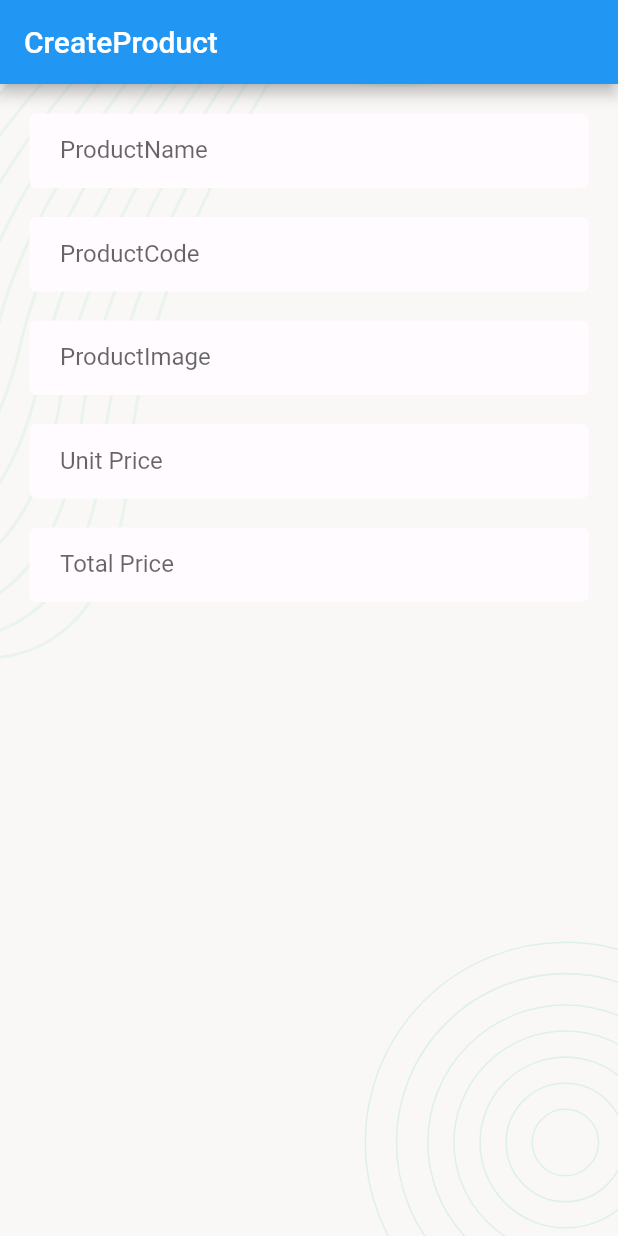
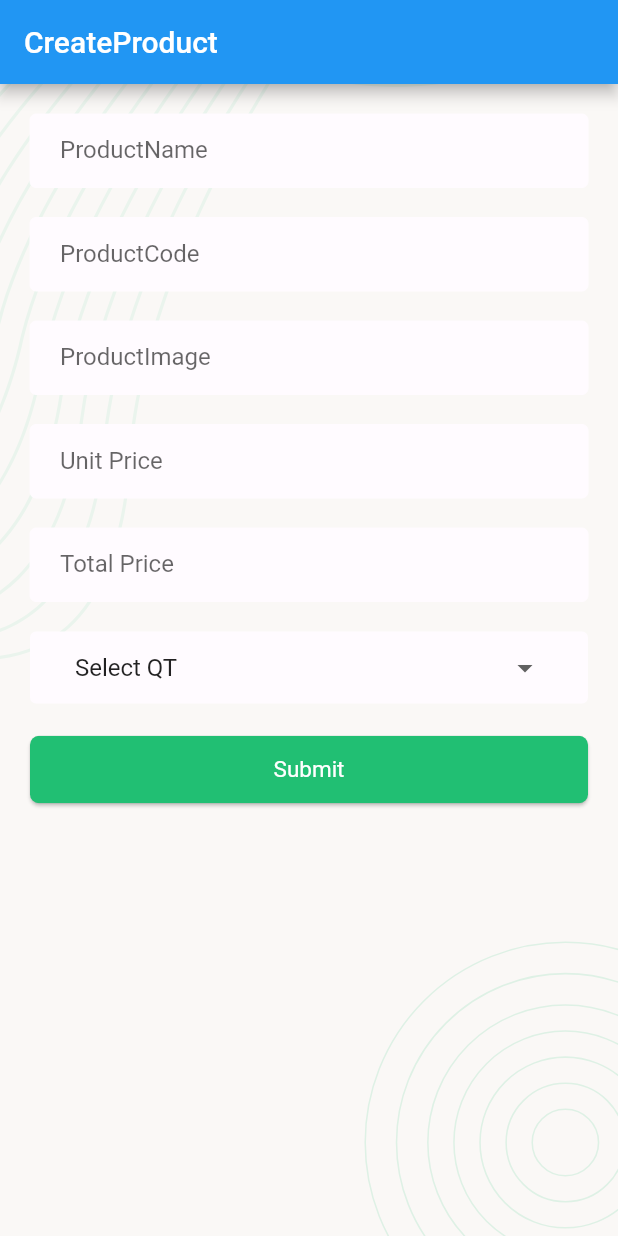
Before and after one commit to Zahed75/crud_app, a Flutter app: the screen it shows after launch, on a phone screen of 412 x 824 dp. Run offline on Flutter 3.47's test engine with Material 2 defaults, Android fonts, the phone set to English and light mode, and no system bars; our stand-ins replace flutter_svg.

Commit message:
modified:   lib/Screen/ProductCreateScreen.dart 	modified:   lib/Style/style.dart

```diff
--- a/lib/Screen/ProductCreateScreen.dart
+++ b/lib/Screen/ProductCreateScreen.dart
@@ -58,6 +58,41 @@ class _ProductCreateScreenState extends State<ProductCreateScreen> {
                           onChanged: (value) {},
                           decoration: AppInputDecoration('Total Price'),
                         ),
+
+                        SizedBox(height: 20,),
+
+                        AppDropDownStyle(
+
+                          DropdownButton(
+                            value:"",
+                          items:[
+                          DropdownMenuItem(child:Text('Select QT'),value:"",),
+                          DropdownMenuItem(child:Text('1Pcs'),value:"1Pcs",),
+                          DropdownMenuItem(child:Text('2Pcs'),value:"2Pcs",),
+                          DropdownMenuItem(child:Text('3Pcs'),value:"3Pcs",),
+                          DropdownMenuItem(child:Text('4Pcs'),value:"4Pcs",),
+
+                        ],
+
+                         onChanged: (value){
+
+                         },
+                         isExpanded: true,
+                         underline: Container(),
+                         )
+                        ),
+                        SizedBox(height: 20,),
+
+                        Container(
+                          child:ElevatedButton(
+                            style:AppButtonStyle(),
+                            onPressed: (){},
+
+                            child:SuccessButtonChild('Submit'),
+
+                            )
+                        )
+
                       ],
                     ))))
           ],
--- a/lib/Style/style.dart
+++ b/lib/Style/style.dart
@@ -9,6 +9,7 @@ const colorWhite=Color.fromRGBO(255, 2555, 255, 1);
 const colorDarkBlue=Color.fromRGBO(44, 62, 80, 1);
 
 
+//All Input Style
 
 InputDecoration AppInputDecoration(label){
   return InputDecoration(
@@ -37,3 +38,52 @@ ScreenBackground(context){
      fit: BoxFit.cover,
   );
 }
+
+// DropDown Style
+DecoratedBox AppDropDownStyle(child){
+  return DecoratedBox(
+      decoration: BoxDecoration(
+        color: colorWhite,border: Border.all(color: colorWhite,width: 1),
+        borderRadius: BorderRadius.circular(4)
+      ),
+      child: Padding(
+        padding: EdgeInsets.only(left: 30,right: 30),
+        child: child,
+      ),
+  );
+}
+
+
+// Button Style
+
+ButtonStyle AppButtonStyle(){
+
+    return ElevatedButton.styleFrom(
+      elevation: 1,
+      padding: EdgeInsets.all(0),
+      backgroundColor: Colors.transparent,
+      shape: RoundedRectangleBorder(borderRadius: BorderRadius.circular(6))
+
+    );
+
+}
+
+//Button Text Style
+
+
+Ink SuccessButtonChild(ButtonText){
+  return Ink(
+    decoration: BoxDecoration(
+      color: colorGreen,
+      borderRadius: BorderRadius.circular(6),
+    ),
+    child: Container(
+      height: 45,
+      alignment: Alignment.center,
+      child: Text(ButtonText,style: TextStyle(
+        fontWeight: FontWeight.w400,
+        fontSize: 15
+      ),),
+    ),
+  );
+}
```
